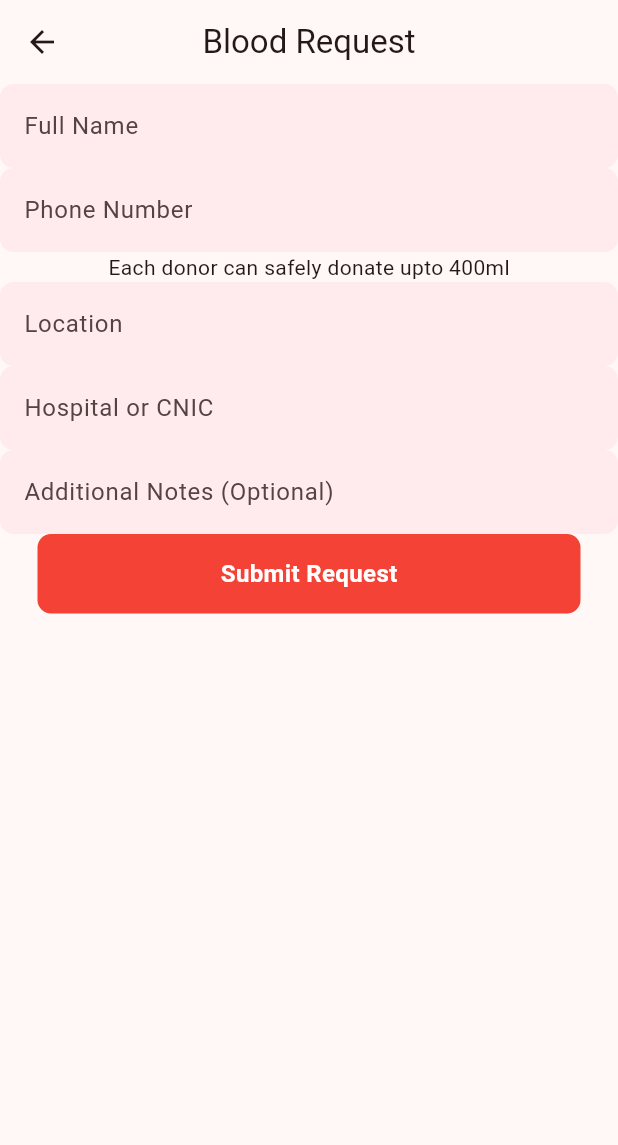
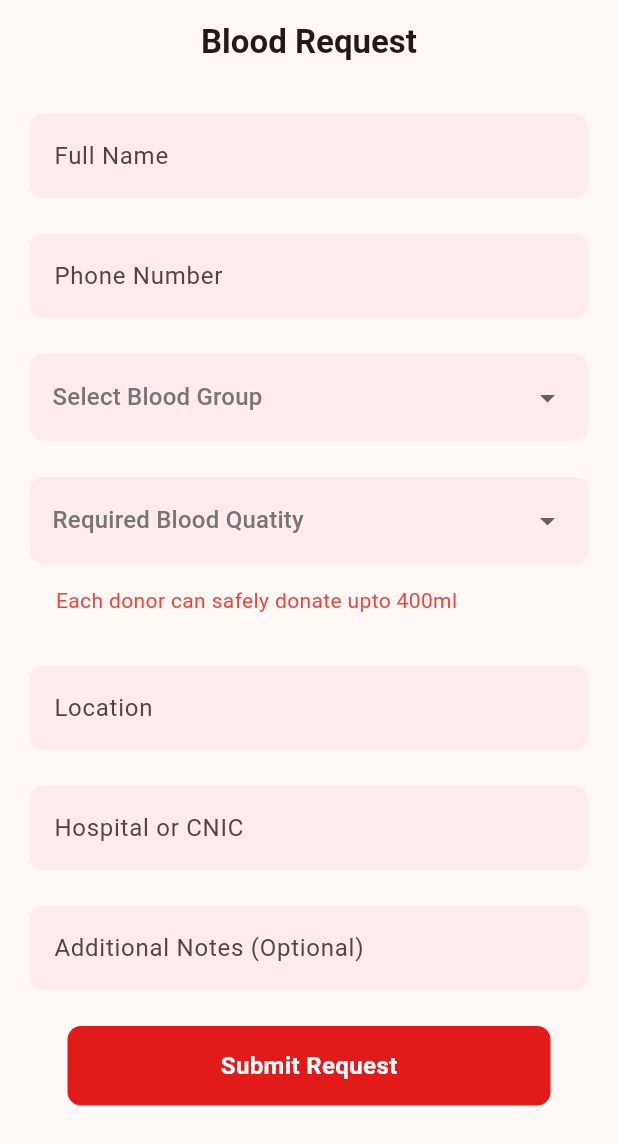
Before and after one commit to Abdul-Hadi-Jalil/EsperFlow, a Flutter app: the BloodRequestScreen screen opened directly, on a phone screen of 412 x 824 dp. Shown: the top 1145 px of the screen. Run offline on Flutter 3.47's test engine with Material 3 defaults, Android fonts, the phone set to English and light mode, and no system bars.

Commit message:
completed the UI of blood request screen

```diff
--- a/lib/main.dart
+++ b/lib/main.dart
@@ -20,7 +20,7 @@ class MyApp extends StatelessWidget {
     return MaterialApp(
       title: 'Flutter Demo',
       theme: ThemeData(colorScheme: .fromSeed(seedColor: Colors.red)),
-      home: HomeScreen(),
+      home: BloodRequestScreen(),
     );
   }
 }
--- a/lib/screens/blood_request_screen.dart
+++ b/lib/screens/blood_request_screen.dart
@@ -2,15 +2,41 @@ import 'package:esperflow/widgets/my_custom_buttom.dart';
 import 'package:esperflow/widgets/my_text_field.dart';
 import 'package:flutter/material.dart';
 
-class BloodRequestScreen extends StatelessWidget {
+class BloodRequestScreen extends StatefulWidget {
   const BloodRequestScreen({super.key});
+
+  @override
+  State<BloodRequestScreen> createState() => _BloodRequestScreenState();
+}
+
+class _BloodRequestScreenState extends State<BloodRequestScreen> {
+  String? selectedBloodGroup;
+  final List<String> bloodGroups = [
+    'A+',
+    'A-',
+    'B+',
+    'B-',
+    'AB+',
+    'AB-',
+    'O+',
+    'O-',
+  ];
 
   @override
   Widget build(BuildContext context) {
     return Scaffold(
-      appBar: AppBar(title: Text('Blood Request'), centerTitle: true),
+      appBar: AppBar(
+        title: Text(
+          'Blood Request',
+          style: TextStyle(fontWeight: FontWeight.bold),
+        ),
+        centerTitle: true,
+      ),
       body: SingleChildScrollView(
+        child: Padding(
+          padding: const EdgeInsets.all(20),
           child: Column(
+            spacing: 24,
             children: [
               // full name field
               MyTextField(hintText: "Full Name"),
@@ -19,13 +45,79 @@ class BloodRequestScreen extends StatelessWidget {
               MyTextField(hintText: 'Phone Number'),
 
               // drop down menu for blood group selection
-            // TODO: will be implemented
+              Container(
+                padding: EdgeInsets.only(
+                  left: 15,
+                  right: 15,
+                  top: 5,
+                  bottom: 5,
+                ),
+                decoration: BoxDecoration(
+                  color: Colors.red.shade50,
+                  borderRadius: BorderRadius.circular(9),
+                ),
+                child: DropdownButtonHideUnderline(
+                  child: DropdownButton<String>(
+                    value: selectedBloodGroup,
+                    hint: Text(
+                      "Select Blood Group",
+                      style: TextStyle(color: Colors.grey[600]),
+                    ),
+                    items: bloodGroups.map((group) {
+                      return DropdownMenuItem(value: group, child: Text(group));
+                    }).toList(),
+                    onChanged: (value) {
+                      setState(() {
+                        selectedBloodGroup = value!;
+                      });
+                    },
+                    isExpanded: true,
+                    borderRadius: BorderRadius.circular(9),
+                  ),
+                ),
+              ),
 
-            // required blood quantity
-            // TODO: same drop down as blood group
+              // drop down menu for required blood quantity
+              Container(
+                padding: EdgeInsets.only(
+                  left: 15,
+                  right: 15,
+                  top: 5,
+                  bottom: 5,
+                ),
+                decoration: BoxDecoration(
+                  color: Colors.red.shade50,
+                  borderRadius: BorderRadius.circular(9),
+                ),
+                child: DropdownButtonHideUnderline(
+                  child: DropdownButton<String>(
+                    value: selectedBloodGroup,
+                    hint: Text(
+                      "Required Blood Quatity",
+                      style: TextStyle(color: Colors.grey[600]),
+                    ),
+                    items: bloodGroups.map((group) {
+                      return DropdownMenuItem(value: group, child: Text(group));
+                    }).toList(),
+                    onChanged: (value) {
+                      setState(() {
+                        selectedBloodGroup = value!;
+                      });
+                    },
+                    isExpanded: true,
+                    borderRadius: BorderRadius.circular(9),
+                  ),
+                ),
+              ),
 
               // text for donor
-            Text('Each donor can safely donate upto 400ml'),
+              Transform.translate(
+                offset: Offset(-35, -10),
+                child: Text(
+                  'Each donor can safely donate upto 400ml',
+                  style: TextStyle(color: Colors.red),
+                ),
+              ),
 
               // location field
               MyTextField(hintText: "Location"),
@@ -38,13 +130,14 @@ class BloodRequestScreen extends StatelessWidget {
 
               // submit button
               MyCustomButtom(
-              backgroundColor: Colors.red,
+                backgroundColor: Color(0xFFE31A1A),
                 text: "Submit Request",
                 textColor: Colors.white,
               ),
             ],
           ),
         ),
+      ),
     );
   }
 }
```
Lines whose indentation alone changed are shown as unchanged.
